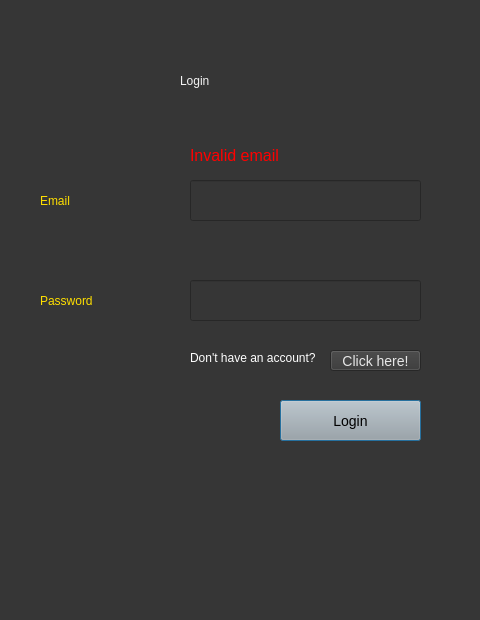
Old version of the form FireBase/ui/login.ui in the repository smorcor744/pyQT.
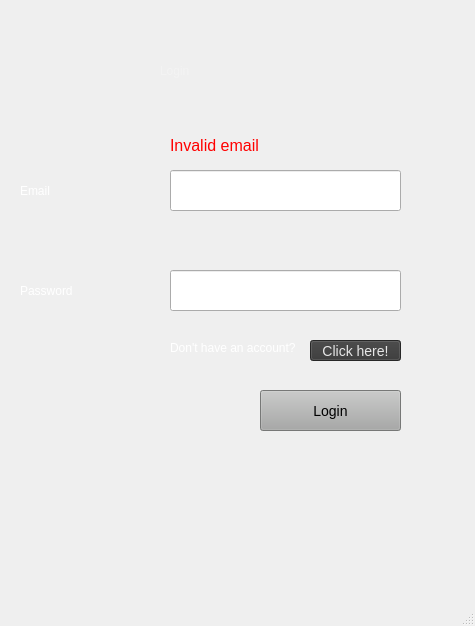
New version of the form.

What changed in the file:
```diff
--- a/FireBase/ui/login.ui
+++ b/FireBase/ui/login.ui
@@ -1,26 +1,110 @@
 <?xml version="1.0" encoding="UTF-8"?>
 <ui version="4.0">
  <class>Login</class>
- <widget class="QDialog" name="Login">
+ <widget class="QMainWindow" name="Login">
   <property name="geometry">
    <rect>
     <x>0</x>
     <y>0</y>
-    <width>480</width>
-    <height>620</height>
+    <width>475</width>
+    <height>626</height>
    </rect>
   </property>
   <property name="windowTitle">
    <string>Dialog</string>
   </property>
+  <widget class="QWidget" name="centralwidget">
+   <widget class="QLineEdit" name="password">
+    <property name="geometry">
+     <rect>
+      <x>170</x>
+      <y>270</y>
+      <width>231</width>
+      <height>41</height>
+     </rect>
+    </property>
+    <property name="font">
+     <font>
+      <pointsize>12</pointsize>
+     </font>
+    </property>
   <property name="styleSheet">
-   <string notr="true">background-color: rgb(54, 54, 54);</string>
-  </property>
+     <string notr="true">password {
+    background-color: black;  /* Color de fondo negro */
+    color: white;             /* Color de texto blanco para contraste */
+    padding: 10px;            /* Espaciado interno */
+    border-radius: 5px;       /* Bordes redondeados */
+    font-family: Arial, sans-serif;  /* Fuente */
+    font-size: 16px;          /* Tamaño de la fuente */
+    text-align: center;       /* Alinear el texto al centro */
+    display: inline-block;    /* Para que el label se ajuste al contenido */
+}
+</string>
+    </property>
+   </widget>
+   <widget class="QLabel" name="label_3">
+    <property name="geometry">
+     <rect>
+      <x>20</x>
+      <y>260</y>
+      <width>141</width>
+      <height>61</height>
+     </rect>
+    </property>
+    <property name="styleSheet">
+     <string notr="true">font: 15pt &quot;MS Shell Dlg 2&quot;;
+color: rgb(255, 255, 255);</string>
+    </property>
+    <property name="text">
+     <string>Password</string>
+    </property>
+   </widget>
+   <widget class="QLabel" name="label_4">
+    <property name="geometry">
+     <rect>
+      <x>170</x>
+      <y>340</y>
+      <width>161</width>
+      <height>16</height>
+     </rect>
+    </property>
+    <property name="styleSheet">
+     <string notr="true">color:rgb(255, 255, 255)</string>
+    </property>
+    <property name="text">
+     <string>Don't have an account? </string>
+    </property>
+   </widget>
+   <widget class="QLabel" name="invalid">
+    <property name="geometry">
+     <rect>
+      <x>170</x>
+      <y>130</y>
+      <width>141</width>
+      <height>31</height>
+     </rect>
+    </property>
+    <property name="font">
+     <font>
+      <family>MS Shell Dlg 2</family>
+      <pointsize>12</pointsize>
+      <italic>false</italic>
+      <bold>false</bold>
+     </font>
+    </property>
+    <property name="styleSheet">
+     <string notr="true">font: 12pt &quot;MS Shell Dlg 2&quot;;
+color: rgb(255, 0, 0);</string>
+    </property>
+    <property name="text">
+     <string>Invalid email</string>
+    </property>
+   </widget>
   <widget class="QLabel" name="label">
    <property name="geometry">
     <rect>
-     <x>180</x>
-     <y>50</y>
+      <x>160</x>
+      <y>40</y>
      <width>131</width>
      <height>61</height>
     </rect>
@@ -32,45 +116,11 @@
     <string>Login </string>
    </property>
   </widget>
-  <widget class="QLabel" name="label_2">
-   <property name="geometry">
-    <rect>
-     <x>40</x>
-     <y>170</y>
-     <width>141</width>
-     <height>61</height>
-    </rect>
-   </property>
-   <property name="styleSheet">
-    <string notr="true">font: 15pt &quot;MS Shell Dlg 2&quot;;
-color: rgb(255, 223, 0);</string>
-   </property>
-   <property name="text">
-    <string>Email</string>
-   </property>
-  </widget>
-  <widget class="QLabel" name="label_3">
-   <property name="geometry">
-    <rect>
-     <x>40</x>
-     <y>270</y>
-     <width>141</width>
-     <height>61</height>
-    </rect>
-   </property>
-   <property name="styleSheet">
-    <string notr="true">font: 15pt &quot;MS Shell Dlg 2&quot;;
-color: rgb(255, 223, 0);</string>
-   </property>
-   <property name="text">
-    <string>Password</string>
-   </property>
-  </widget>
   <widget class="QLineEdit" name="email">
    <property name="geometry">
     <rect>
-     <x>190</x>
-     <y>180</y>
+      <x>170</x>
+      <y>170</y>
      <width>231</width>
      <height>41</height>
     </rect>
@@ -105,71 +155,11 @@
     <string/>
    </property>
   </widget>
-  <widget class="QLineEdit" name="password">
-   <property name="geometry">
-    <rect>
-     <x>190</x>
-     <y>280</y>
-     <width>231</width>
-     <height>41</height>
-    </rect>
-   </property>
-   <property name="font">
-    <font>
-     <pointsize>12</pointsize>
-    </font>
-   </property>
-   <property name="styleSheet">
-    <string notr="true">password {
-    background-color: black;  /* Color de fondo negro */
-    color: white;             /* Color de texto blanco para contraste */
-    padding: 10px;            /* Espaciado interno */
-    border-radius: 5px;       /* Bordes redondeados */
-    font-family: Arial, sans-serif;  /* Fuente */
-    font-size: 16px;          /* Tamaño de la fuente */
-    text-align: center;       /* Alinear el texto al centro */
-    display: inline-block;    /* Para que el label se ajuste al contenido */
-}
-</string>
-   </property>
-  </widget>
-  <widget class="QPushButton" name="loginbutton">
-   <property name="geometry">
-    <rect>
-     <x>280</x>
-     <y>400</y>
-     <width>141</width>
-     <height>41</height>
-    </rect>
-   </property>
-   <property name="styleSheet">
-    <string notr="true">background-color:rgb(167, 168, 167); font-size:14px</string>
-   </property>
-   <property name="text">
-    <string>Login</string>
-   </property>
-  </widget>
-  <widget class="QLabel" name="label_4">
-   <property name="geometry">
-    <rect>
-     <x>190</x>
-     <y>350</y>
-     <width>161</width>
-     <height>16</height>
-    </rect>
-   </property>
-   <property name="styleSheet">
-    <string notr="true">color:rgb(255, 255, 255)</string>
-   </property>
-   <property name="text">
-    <string>Don't have an account? </string>
-   </property>
-  </widget>
   <widget class="QPushButton" name="createaccbutton">
    <property name="geometry">
     <rect>
-     <x>330</x>
-     <y>350</y>
+      <x>310</x>
+      <y>340</y>
      <width>91</width>
      <height>21</height>
     </rect>
@@ -181,31 +171,41 @@
     <string>Click here!</string>
    </property>
   </widget>
-  <widget class="QLabel" name="invalid">
+   <widget class="QPushButton" name="loginbutton">
    <property name="geometry">
     <rect>
-     <x>190</x>
-     <y>140</y>
+      <x>260</x>
+      <y>390</y>
      <width>141</width>
-     <height>31</height>
-    </rect>
-   </property>
-   <property name="font">
-    <font>
-     <family>MS Shell Dlg 2</family>
-     <pointsize>12</pointsize>
-     <italic>false</italic>
-     <bold>false</bold>
-    </font>
-   </property>
+      <height>41</height>
+     </rect>
+    </property>
+    <property name="styleSheet">
+     <string notr="true">background-color:rgb(167, 168, 167); font-size:14px</string>
+    </property>
+    <property name="text">
+     <string>Login</string>
+    </property>
+   </widget>
+   <widget class="QLabel" name="label_2">
+    <property name="geometry">
+     <rect>
+      <x>20</x>
+      <y>160</y>
+      <width>141</width>
+      <height>61</height>
+     </rect>
+    </property>
    <property name="styleSheet">
-    <string notr="true">font: 12pt &quot;MS Shell Dlg 2&quot;;
-color: rgb(255, 0, 0);</string>
+     <string notr="true">font: 15pt &quot;MS Shell Dlg 2&quot;;
+color: rgb(255, 255, 255);</string>
    </property>
    <property name="text">
-    <string>Invalid email</string>
-   </property>
-  </widget>
+     <string>Email</string>
+    </property>
+   </widget>
+  </widget>
+  <widget class="QStatusBar" name="statusbar"/>
  </widget>
  <resources/>
  <connections/>
```
Left out of the diff: 2 changed lines with no effect on the pictures. Lines whose indentation alone changed are shown as unchanged.
